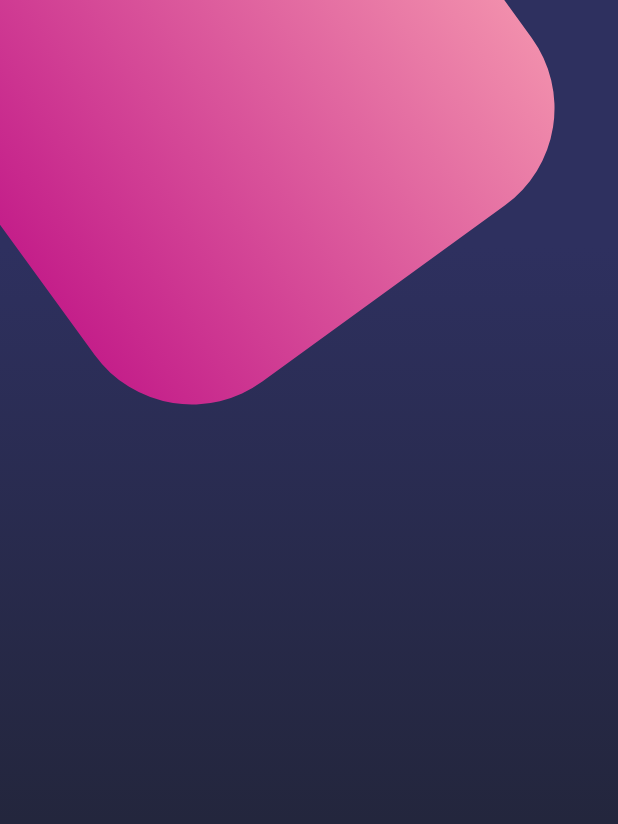
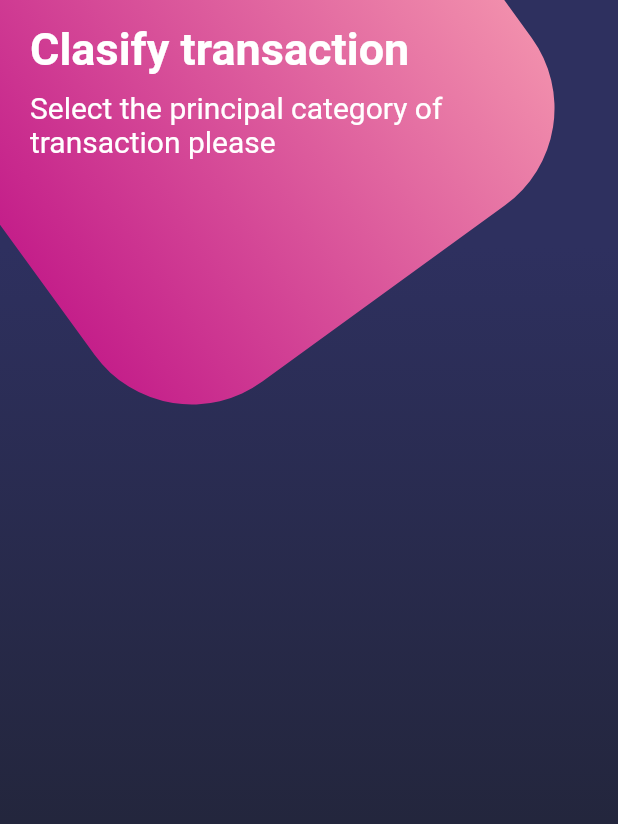
Before and after one commit to FlutterDeveloperCO/ui_designs_series_e001, a Flutter app: the screen it shows after launch, on a phone screen of 412 x 824 dp. Shown: the top 824 px of the screen. Run offline on Flutter 3.47's test engine with Material 2 defaults, Android fonts, the phone set to English and light mode, and no system bars.

Commit message:
Added TitleWidget to HomeScreen

```diff
--- a/lib/main.dart
+++ b/lib/main.dart
@@ -1,4 +1,5 @@
 import 'package:flutter/material.dart';
+import 'package:flutter/services.dart';
 
 import 'screens/basic_design_screen.dart';
 import 'screens/home_screen.dart';
@@ -9,6 +10,10 @@ void main() => runApp(MyApp());
 class MyApp extends StatelessWidget {
   @override
   Widget build(BuildContext context) {
+
+    //Define theme color of the status bar elements.
+    SystemChrome.setSystemUIOverlayStyle(SystemUiOverlayStyle.light);
+
     return MaterialApp(
       debugShowCheckedModeBanner: false,
       title: 'UI Designs Series 001',
--- a/lib/screens/home_screen.dart
+++ b/lib/screens/home_screen.dart
@@ -1,6 +1,7 @@
 import 'package:flutter/material.dart';
 
 import 'package:ui_designs_series_e001/widgets/background_widget.dart';
+import 'package:ui_designs_series_e001/widgets/title_widget.dart';
 
 class HomeScreen extends StatelessWidget {
   const HomeScreen({Key? key}) : super(key: key);
@@ -11,8 +12,24 @@ class HomeScreen extends StatelessWidget {
       body: Stack(
         children: [
           BackgroundWidget(),
+          _BodyHomePage(),
         ],
       ),
     );
   }
 }
+
+class _BodyHomePage extends StatelessWidget {
+
+  @override
+  Widget build(BuildContext context) {
+    return SingleChildScrollView(
+      child: Column(
+        children: [
+          TitleWidget(),
+
+        ],
+      ),
+    );
+  }
+}
--- /dev/null
+++ b/lib/widgets/title_widget.dart
@@ -0,0 +1,23 @@
+import 'package:flutter/material.dart';
+
+class TitleWidget extends StatelessWidget {
+  const TitleWidget({ Key? key }) : super(key: key);
+
+  @override
+  Widget build(BuildContext context) {
+    return SafeArea(
+      child: Container(
+        margin: EdgeInsets.symmetric(horizontal: 20, vertical: 15),
+        child: Column(
+          crossAxisAlignment: CrossAxisAlignment.start,
+          children: [
+            Text('Clasify transaction', style: TextStyle(color: Colors.white, fontSize: 30, fontWeight: FontWeight.bold),),
+            SizedBox(height: 10,),
+            Text('Select the principal category of transaction please', style: TextStyle(fontSize: 20, color: Colors.white),)
+          ],
+        ),
+
+      ),
+    );
+  }
+}
```
